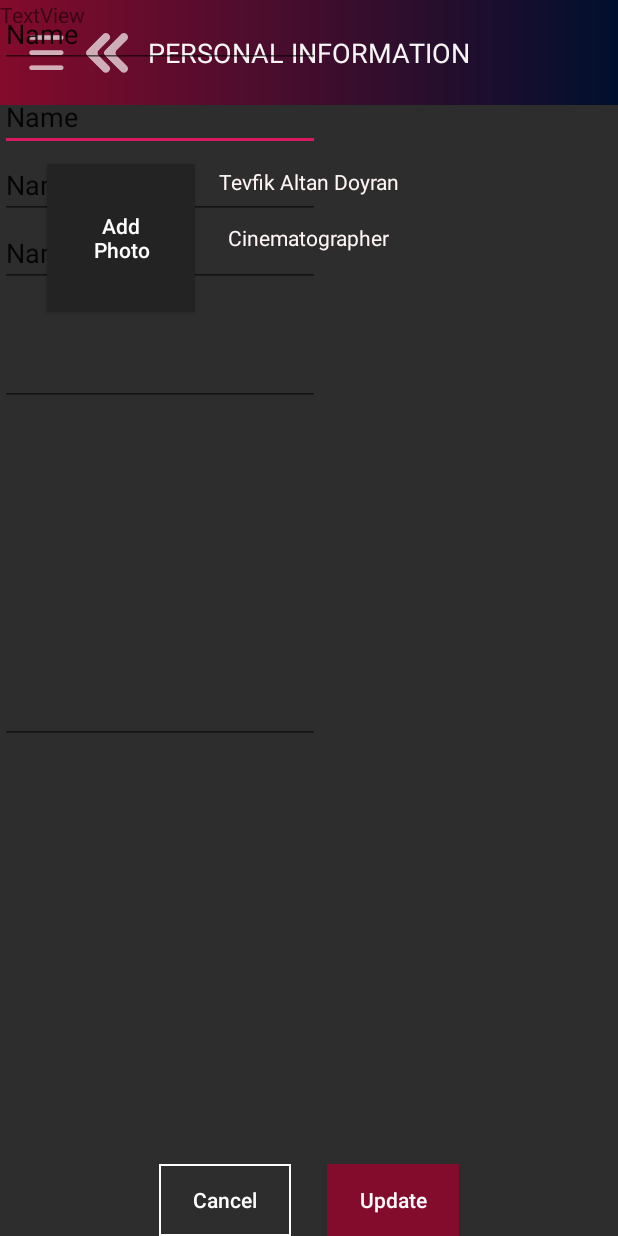
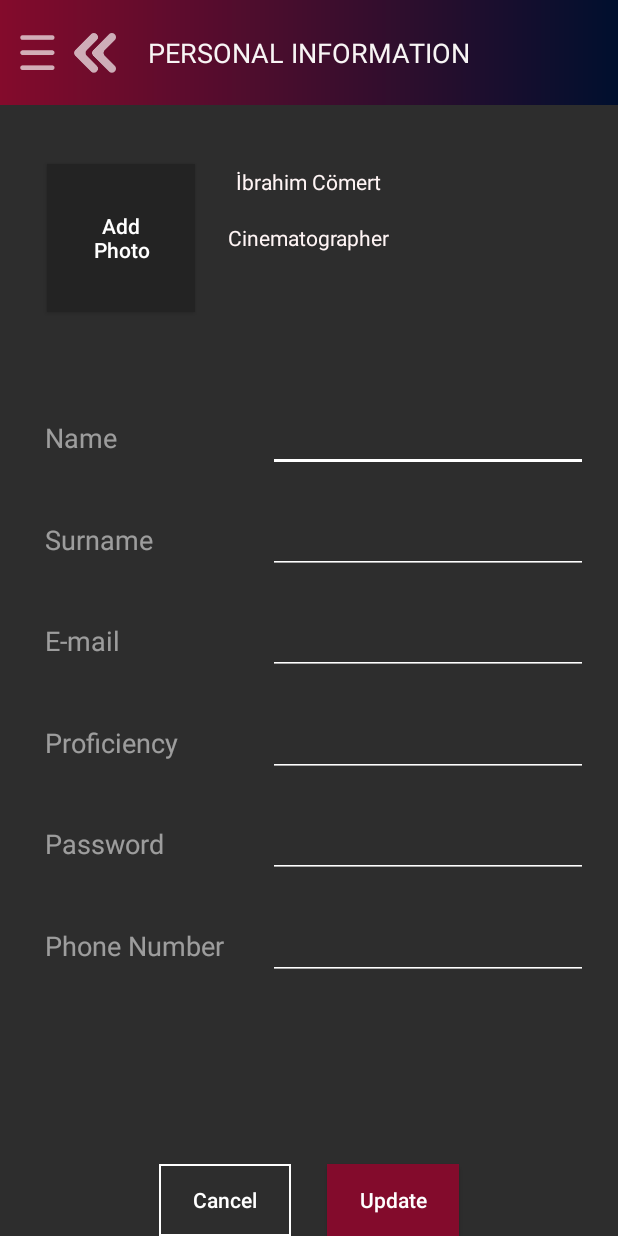
Before and after one commit to bonellia/MacroRecApp, an Android app: the PersonalInformation screen opened directly, with no data from a screen before it, on a phone screen of 412 x 824 dp. Run offline under Robolectric (Android 15) with nearby library versions, the phone set to English and light mode, and no system bars.

Commit message:
Finalize personal information.

```diff
--- a/app/src/main/java/com/example/macrorecapp/PersonalInformation.java
+++ b/app/src/main/java/com/example/macrorecapp/PersonalInformation.java
@@ -4,8 +4,10 @@ import androidx.appcompat.app.AppCompatActivity;
 
 import android.os.Bundle;
 import android.view.View;
+import android.view.animation.AlphaAnimation;
 
 public class PersonalInformation extends AppCompatActivity {
+    private AlphaAnimation buttonClick = new AlphaAnimation(1F, 0.2F);
 
     @Override
     protected void onCreate(Bundle savedInstanceState) {
@@ -14,6 +16,7 @@ public class PersonalInformation extends AppCompatActivity {
     }
 
     public void goBack(View view) {
+        view.startAnimation(buttonClick);
         finish();
     }
 }
--- a/app/src/main/res/layout/activity_my_cloud.xml
+++ b/app/src/main/res/layout/activity_my_cloud.xml
@@ -219,7 +219,7 @@
         android:textAllCaps="false"
         android:textColor="#ffffff"
         android:textSize="18sp"
-        app:layout_constraintBottom_toTopOf="@+id/my_presetsrmation"
+        app:layout_constraintBottom_toTopOf="@+id/personal_information"
         app:layout_constraintEnd_toEndOf="parent"
         app:layout_constraintHeight_default="percent"
         app:layout_constraintHeight_percent="0.105"
@@ -231,7 +231,7 @@
 
 
     <Button
-        android:id="@+id/my_presetsrmation"
+        android:id="@+id/personal_information"
         android:layout_width="0dp"
         android:layout_height="0dp"
         android:background="#232323"
@@ -267,7 +267,7 @@
         app:layout_constraintHeight_percent="0.105"
         app:layout_constraintHorizontal_bias="0.5"
         app:layout_constraintStart_toStartOf="parent"
-        app:layout_constraintTop_toBottomOf="@+id/my_presetsrmation"
+        app:layout_constraintTop_toBottomOf="@+id/personal_information"
         app:layout_constraintWidth_default="percent"
         app:layout_constraintWidth_percent="1"
         android:focusable="true" />
--- a/app/src/main/res/layout/activity_personal_information.xml
+++ b/app/src/main/res/layout/activity_personal_information.xml
@@ -7,7 +7,6 @@
 
     android:background="@color/appMainBackground"
     tools:context=".PersonalInformation">
-
 
     <View
         android:id="@+id/top_gradient"
@@ -41,14 +40,16 @@
         android:id="@+id/back_button"
         android:layout_width="wrap_content"
         android:layout_height="wrap_content"
+        android:layout_marginEnd="8dp"
+        android:layout_marginRight="8dp"
         android:clickable="true"
         android:contentDescription="@string/back_button_cd"
         android:focusable="true"
         android:onClick="goBack"
         app:layout_constraintBottom_toTopOf="@+id/top_gradient"
-        app:layout_constraintEnd_toEndOf="@+id/top_gradient"
-        app:layout_constraintHorizontal_bias="0.15"
-        app:layout_constraintStart_toStartOf="@+id/top_gradient"
+        app:layout_constraintEnd_toStartOf="@+id/headline"
+        app:layout_constraintHorizontal_bias="0.5"
+        app:layout_constraintStart_toEndOf="@+id/hamburger"
         app:layout_constraintTop_toBottomOf="@+id/top_gradient"
         app:layout_constraintVertical_bias="0.5"
         app:srcCompat="@drawable/back_ico" />
@@ -59,13 +60,11 @@
         android:layout_height="wrap_content"
         android:contentDescription="@string/hamburger_cd"
         app:layout_constraintBottom_toTopOf="@+id/top_gradient"
-        app:layout_constraintEnd_toEndOf="@+id/top_gradient"
-        app:layout_constraintHorizontal_bias="0.05"
+        app:layout_constraintEnd_toStartOf="@+id/back_button"
         app:layout_constraintStart_toStartOf="@+id/top_gradient"
         app:layout_constraintTop_toBottomOf="@+id/top_gradient"
         app:layout_constraintVertical_bias="0.5"
         app:srcCompat="@drawable/side_menu_button" />
-
 
     <Button
         android:id="@+id/add_photo_button"
@@ -88,7 +87,7 @@
         android:id="@+id/name"
         android:layout_width="wrap_content"
         android:layout_height="wrap_content"
-        android:text="@string/dummy_name"
+        android:text="@string/dummy_name2"
         android:textColor="#fff5f5"
         app:layout_constraintBottom_toTopOf="@id/h_guideline2"
         app:layout_constraintEnd_toEndOf="parent"
@@ -108,7 +107,6 @@
         app:layout_constraintHorizontal_bias="0.5"
         app:layout_constraintStart_toStartOf="parent"
         app:layout_constraintTop_toBottomOf="@id/h_guideline1" />
-
 
     <Button
         android:id="@+id/cancel_button"
@@ -138,6 +136,151 @@
         app:layout_constraintHorizontal_bias="0.1"
         app:layout_constraintStart_toStartOf="@+id/v_guideline1" />
 
+    <EditText
+        android:id="@+id/editName"
+        android:layout_width="wrap_content"
+        android:layout_height="wrap_content"
+        android:backgroundTint="#FFFFFFFF"
+        android:ems="10"
+        android:inputType="textPersonName"
+        android:text=""
+        android:textColor="#FFFFFFFF"
+        app:layout_constraintBottom_toTopOf="@+id/editSurname"
+        app:layout_constraintEnd_toEndOf="parent"
+        app:layout_constraintHorizontal_bias="0.9"
+        app:layout_constraintStart_toStartOf="parent"
+        app:layout_constraintTop_toBottomOf="@+id/h_guideline2" />
+
+    <EditText
+        android:id="@+id/editSurname"
+        android:layout_width="wrap_content"
+        android:layout_height="wrap_content"
+        android:backgroundTint="#FFFFFFFF"
+        android:ems="10"
+        android:inputType="textPersonName"
+        android:text=""
+        app:layout_constraintBottom_toTopOf="@+id/editEmail"
+        app:layout_constraintEnd_toEndOf="parent"
+        app:layout_constraintHorizontal_bias="0.9"
+        app:layout_constraintStart_toStartOf="parent"
+        app:layout_constraintTop_toBottomOf="@+id/editName" />
+
+    <EditText
+        android:id="@+id/editEmail"
+        android:layout_width="wrap_content"
+        android:layout_height="wrap_content"
+        android:backgroundTint="#FFFFFFFF"
+        android:ems="10"
+        android:inputType="textEmailAddress"
+        android:text=""
+        app:layout_constraintBottom_toTopOf="@+id/editProficiency"
+        app:layout_constraintEnd_toEndOf="parent"
+        app:layout_constraintHorizontal_bias="0.9"
+        app:layout_constraintStart_toStartOf="parent"
+        app:layout_constraintTop_toBottomOf="@+id/editSurname" />
+
+    <EditText
+        android:id="@+id/editProficiency"
+        android:layout_width="wrap_content"
+        android:layout_height="wrap_content"
+        android:backgroundTint="#FFFFFFFF"
+        android:ems="10"
+        android:inputType="textPersonName"
+        android:text=""
+        app:layout_constraintBottom_toTopOf="@+id/editPassword"
+        app:layout_constraintEnd_toEndOf="parent"
+        app:layout_constraintHorizontal_bias="0.9"
+        app:layout_constraintStart_toStartOf="parent"
+        app:layout_constraintTop_toBottomOf="@+id/editEmail" />
+
+    <EditText
+        android:id="@+id/editPassword"
+        android:layout_width="wrap_content"
+        android:layout_height="wrap_content"
+        android:backgroundTint="#FFFFFFFF"
+        android:ems="10"
+        android:inputType="textPassword"
+        app:layout_constraintBottom_toTopOf="@+id/editPhone"
+        app:layout_constraintEnd_toEndOf="parent"
+        app:layout_constraintHorizontal_bias="0.9"
+        app:layout_constraintStart_toStartOf="parent"
+        app:layout_constraintTop_toBottomOf="@+id/editProficiency" />
+
+    <EditText
+        android:id="@+id/editPhone"
+        android:layout_width="wrap_content"
+        android:layout_height="wrap_content"
+        android:backgroundTint="#FFFFFFFF"
+        android:ems="10"
+        android:inputType="phone"
+        app:layout_constraintBottom_toTopOf="@+id/h_guideline3"
+        app:layout_constraintEnd_toEndOf="parent"
+        app:layout_constraintHorizontal_bias="0.9"
+        app:layout_constraintStart_toStartOf="parent"
+        app:layout_constraintTop_toBottomOf="@+id/editPassword" />
+
+    <TextView
+        android:id="@+id/nameTag"
+        android:layout_width="wrap_content"
+        android:layout_height="wrap_content"
+        android:text="@string/name"
+        android:textColor="#88FFFFFF"
+        android:textSize="18sp"
+        app:layout_constraintBaseline_toBaselineOf="@+id/editName"
+        app:layout_constraintStart_toStartOf="@+id/surnameTag" />
+
+    <TextView
+        android:id="@+id/surnameTag"
+        android:layout_width="wrap_content"
+        android:layout_height="wrap_content"
+        android:text="@string/surname"
+        android:textColor="#88FFFFFF"
+        android:textSize="18sp"
+        app:layout_constraintBaseline_toBaselineOf="@+id/editSurname"
+        app:layout_constraintStart_toStartOf="@+id/emailTag" />
+
+    <TextView
+        android:id="@+id/emailTag"
+        android:layout_width="wrap_content"
+        android:layout_height="wrap_content"
+        android:text="@string/e_mail"
+        android:textColor="#88FFFFFF"
+        android:textSize="18sp"
+        app:layout_constraintBaseline_toBaselineOf="@+id/editEmail"
+        app:layout_constraintStart_toStartOf="@+id/proficiencyTag" />
+
+    <TextView
+        android:id="@+id/proficiencyTag"
+        android:layout_width="wrap_content"
+        android:layout_height="wrap_content"
+        android:text="@string/proficiency"
+        android:textColor="#88FFFFFF"
+        android:textSize="18sp"
+        app:layout_constraintBaseline_toBaselineOf="@+id/editProficiency"
+        app:layout_constraintStart_toStartOf="@+id/passwordTag" />
+
+    <TextView
+        android:id="@+id/passwordTag"
+        android:layout_width="wrap_content"
+        android:layout_height="wrap_content"
+        android:text="Password"
+        android:textColor="#88FFFFFF"
+        android:textSize="18sp"
+        app:layout_constraintBaseline_toBaselineOf="@+id/editPassword"
+        app:layout_constraintStart_toStartOf="@+id/phoneTag" />
+
+    <TextView
+        android:id="@+id/phoneTag"
+        android:layout_width="wrap_content"
+        android:layout_height="wrap_content"
+        android:text="@string/phone_number_literal"
+        android:textColor="#88FFFFFF"
+        android:textSize="18sp"
+        app:layout_constraintBaseline_toBaselineOf="@+id/editPhone"
+        app:layout_constraintEnd_toStartOf="@+id/editPhone"
+        app:layout_constraintStart_toStartOf="parent" />
+
+
     <androidx.constraintlayout.widget.Guideline
         android:id="@+id/h_guideline1"
         android:layout_width="wrap_content"
@@ -166,126 +309,5 @@
         android:orientation="vertical"
         app:layout_constraintGuide_percent="0.5" />
 
-    <TextView
-        android:id="@+id/textView2"
-        android:layout_width="wrap_content"
-        android:layout_height="wrap_content"
-        android:layout_marginEnd="8dp"
-        android:layout_marginRight="8dp"
-        android:text="TextView"
-        app:layout_constraintBaseline_toBaselineOf="@+id/editText3"
-        app:layout_constraintEnd_toStartOf="@+id/editText3" />
-
-    <TextView
-        android:id="@+id/textView3"
-        android:layout_width="wrap_content"
-        android:layout_height="wrap_content"
-        android:layout_marginEnd="8dp"
-        android:layout_marginRight="8dp"
-        android:text="TextView"
-        app:layout_constraintBaseline_toBaselineOf="@+id/editText4"
-        app:layout_constraintEnd_toStartOf="@+id/editText4" />
-
-    <TextView
-        android:id="@+id/textView4"
-        android:layout_width="wrap_content"
-        android:layout_height="wrap_content"
-        android:text="TextView"
-        tools:layout_editor_absoluteX="89dp"
-        tools:layout_editor_absoluteY="574dp" />
-
-    <TextView
-        android:id="@+id/textView5"
-        android:layout_width="wrap_content"
-        android:layout_height="wrap_content"
-        android:layout_marginEnd="8dp"
-        android:layout_marginRight="8dp"
-        android:text="TextView"
-        app:layout_constraintEnd_toStartOf="@+id/editText5"
-        tools:layout_editor_absoluteY="396dp" />
-
-    <TextView
-        android:id="@+id/textView6"
-        android:layout_width="wrap_content"
-        android:layout_height="wrap_content"
-        android:layout_marginEnd="8dp"
-        android:layout_marginRight="8dp"
-        android:text="TextView"
-        app:layout_constraintEnd_toStartOf="@+id/editText6"
-        tools:layout_editor_absoluteY="466dp" />
-
-    <TextView
-        android:id="@+id/textView7"
-        android:layout_width="wrap_content"
-        android:layout_height="wrap_content"
-        android:layout_marginEnd="8dp"
-        android:layout_marginRight="8dp"
-        android:text="TextView"
-        app:layout_constraintEnd_toStartOf="@+id/editText7"
-        tools:layout_editor_absoluteY="547dp" />
-
-    <EditText
-        android:id="@+id/editText3"
-        android:layout_width="wrap_content"
-        android:layout_height="wrap_content"
-        android:ems="10"
-        android:inputType="textPersonName"
-        android:text="Name"
-        app:layout_constraintBottom_toTopOf="@+id/editText4"
-        app:layout_constraintTop_toBottomOf="@+id/h_guideline2"
-        tools:layout_editor_absoluteX="157dp" />
-
-    <EditText
-        android:id="@+id/editText4"
-        android:layout_width="wrap_content"
-        android:layout_height="wrap_content"
-        android:ems="10"
-        android:inputType="textPersonName"
-        android:text="Name"
-        app:layout_constraintBottom_toTopOf="@+id/editText5"
-        app:layout_constraintTop_toBottomOf="@+id/editText3"
-        tools:layout_editor_absoluteX="156dp" />
-
-    <EditText
-        android:id="@+id/editText5"
-        android:layout_width="wrap_content"
-        android:layout_height="wrap_content"
-        android:ems="10"
-        android:inputType="textPersonName"
-        android:text="Name"
-        app:layout_constraintBottom_toTopOf="@+id/editText8"
-        app:layout_constraintTop_toBottomOf="@+id/editText4"
-        tools:layout_editor_absoluteX="157dp" />
-
-    <EditText
-        android:id="@+id/editText6"
-        android:layout_width="wrap_content"
-        android:layout_height="wrap_content"
-        android:ems="10"
-        android:inputType="textPassword"
-        app:layout_constraintBottom_toTopOf="@+id/editText7"
-        app:layout_constraintTop_toBottomOf="@+id/editText8"
-        tools:layout_editor_absoluteX="155dp" />
-
-    <EditText
-        android:id="@+id/editText7"
-        android:layout_width="wrap_content"
-        android:layout_height="wrap_content"
-        android:ems="10"
-        android:inputType="phone"
-        app:layout_constraintBottom_toTopOf="@+id/h_guideline3"
-        app:layout_constraintTop_toBottomOf="@+id/editText6"
-        tools:layout_editor_absoluteX="150dp" />
-
-    <EditText
-        android:id="@+id/editText8"
-        android:layout_width="wrap_content"
-        android:layout_height="wrap_content"
-        android:ems="10"
-        android:inputType="textPersonName"
-        android:text="Name"
-        tools:layout_editor_absoluteX="155dp"
-        tools:layout_editor_absoluteY="420dp" />
-
 
 </androidx.constraintlayout.widget.ConstraintLayout>
--- a/app/src/main/res/values/strings.xml
+++ b/app/src/main/res/values/strings.xml
@@ -172,6 +172,8 @@
     <string name="proceed">Proceed</string>
     <string name="hamburger_cd">A button that opens navigation drawer.</string>
     <string name="back_button_cd">A button that goes back.</string>
+    <string name="proficiency">Proficiency</string>
+    <string name="dummy_name2">İbrahim Cömert</string>
 
 
 </resources>
```
Also changed, not shown: 2 other files.
